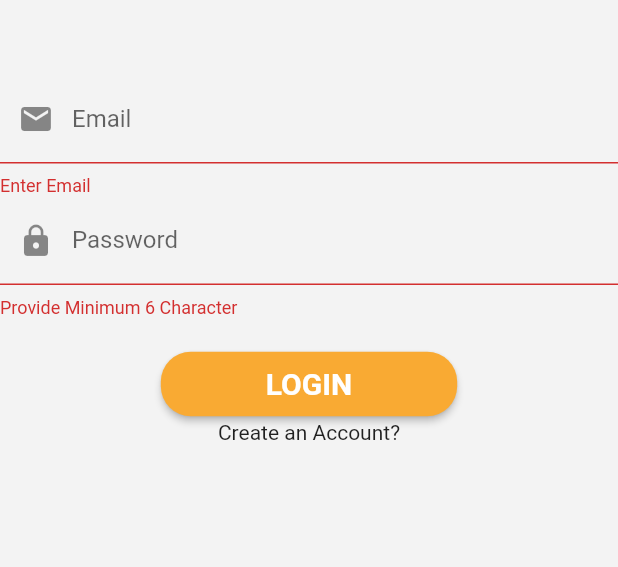
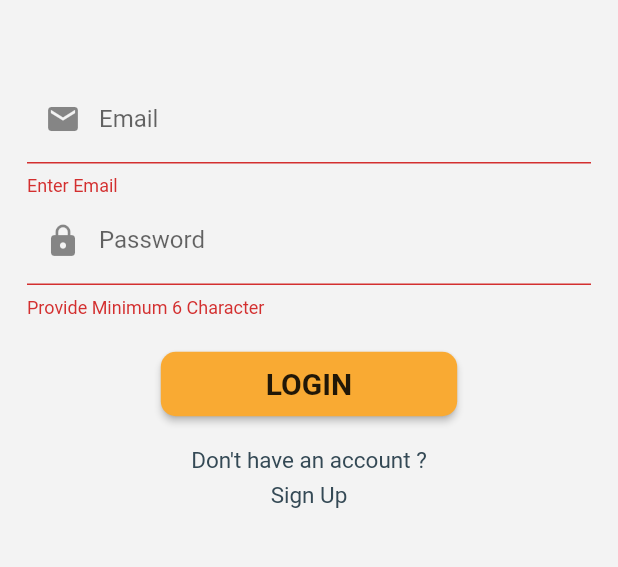
Before and after one commit to c0ding-le8end/vaccination-project, a Flutter app: the screen it shows after launch, after a tap on "LOGIN", on a phone screen of 412 x 824 dp, the part 450-1017 px from its top. Run offline on Flutter 3.47's test engine with Material 2 defaults, Android fonts, the phone set to English and light mode, and no system bars; our stand-ins replace cloud_firestore, firebase_auth, firebase_core, font_awesome_flutter; accounts and stored records are empty.

Commit message:
Font Added

```diff
--- a/lib/main.dart
+++ b/lib/main.dart
@@ -13,7 +13,7 @@ import 'package:vaccination_portal/ui/sign_up.dart';
 
 
 
-
+Color lightGrey=Color(0xFF344955);
 void main() async {
   WidgetsFlutterBinding.ensureInitialized();
   await Firebase.initializeApp();
@@ -65,9 +65,9 @@ class MyApp extends StatelessWidget {
   TextTheme getTextTheme(TextTheme base)
   {
     return base.copyWith(
-       // headline: base.headline1.copyWith(fontWeight: FontWeight.bold,color: Colors.blue),
+       title: base.title.copyWith(color: Colors.blue),
       //  subtitle: base.subtitle1.copyWith(fontSize: 14,fontWeight: FontWeight.bold,color: Colors.red),
-       body1: base.body1.copyWith(fontWeight: FontWeight.bold,color: Color(0xFF232F34),fontFamily:"Lobster"),
+       body1: base.body1.copyWith(fontWeight: FontWeight.bold,color: Color(0xFF232F34),fontFamily:"WorkSans",),
       // body2: base.body2.copyWith(fontWeight: FontWeight.bold,color: Colors.pink,fontFamily:"Lobster"),
         button: base.button.copyWith(letterSpacing: 1,color: Color(0xFF232F34))
     );}
--- a/lib/ui/main screen.dart
+++ b/lib/ui/main screen.dart
@@ -83,8 +83,14 @@ class _SampleState extends State<Sample> {
   Widget build(BuildContext context) {
     return Scaffold(
         appBar: AppBar(
-          title: Text("Vaccine app"),
-
+          title: Text("ProVax",
+              style: TextStyle(
+                  fontFamily: 'WorkSans',
+                  fontWeight: FontWeight.w900,
+                  fontSize: 27,
+                  fontStyle: FontStyle.normal,
+                  letterSpacing: 3)),
+          centerTitle: true,
         ),
         drawer: Drawer(
           child: ListView(
@@ -93,7 +99,6 @@ class _SampleState extends State<Sample> {
                 height: 70,
                 child: DrawerHeader(
                   decoration: BoxDecoration(color: Color(0xFF344955)),
-
                   child: Padding(
                     padding: const EdgeInsets.only(top: 8.0),
                     child: Text(
@@ -107,10 +112,8 @@ class _SampleState extends State<Sample> {
                 ),
               ),
               ListTile(
-                title: Text("Profile",
-                    style: TextStyle(fontSize: 16, color: Colors.red)),
+                title: Text("Profile", style: TextStyle(fontSize: 16)),
                 onTap: () => debugPrint("Test1"),
-
               ),
               // ListTile(
               //   title: Text("Vaccine Info",style: TextStyle(
@@ -130,9 +133,10 @@ class _SampleState extends State<Sample> {
               // ),
               ListTile(
                 title: Text("Logout",
-                    style: TextStyle(fontSize: 16, color: Colors.white)),
+                    style: TextStyle(
+                      fontSize: 16,
+                    )),
                 onTap: signOut,
-
               )
             ],
           ),
@@ -143,7 +147,7 @@ class _SampleState extends State<Sample> {
               if (snapshot.hasData && snapshot.data.data() != null)
                 return userCard(context, snapshot);
               else
-                return CircularProgressIndicator();
+                return Center(child: CircularProgressIndicator());
             })
         //Hospital_View(context,snapshot);
 
@@ -178,13 +182,11 @@ class _SampleState extends State<Sample> {
                 Flexible(
                     child: Padding(
                   padding: const EdgeInsets.all(8.0),
-                  child: Text(
-                    "Account Details",
+                  child: Text("Account Details",
                       style: TextStyle(
                         fontSize: 23,
                         fontWeight: FontWeight.bold,
-                    )
-                  ),
+                      )),
                 ))
               ],
             ),
@@ -239,13 +241,11 @@ class _SampleState extends State<Sample> {
                           child: Row(
                             mainAxisAlignment: MainAxisAlignment.spaceBetween,
                             children: <Widget>[
-                              Text(
-                                "$name ",
+                              Text("$name ",
                                   style: TextStyle(
                                     fontWeight: FontWeight.bold,
                                     fontSize: 20,
-                                )
-                              ),
+                                  )),
                               Icon(
                                   documentFields['details']['gender'] == 'Male'
                                       ? FontAwesomeIcons.male
@@ -338,7 +338,6 @@ class _SampleState extends State<Sample> {
                                                         )));
                                           }
                                         : null,
-
                                     child: Text(
                                         status == 'Not Vaccinated'
                                             ? "Schedule"
@@ -347,8 +346,7 @@ class _SampleState extends State<Sample> {
                                           fontWeight: FontWeight.bold,
                                           fontSize: 18,
                                           //  color: Colors.white),
-                                      )
-                                    ),
+                                        )),
                                     shape: ContinuousRectangleBorder(
                                         borderRadius:
                                             BorderRadius.circular(18)),
@@ -406,19 +404,22 @@ class _SampleState extends State<Sample> {
                                                 context,
                                                 MaterialPageRoute(
                                                     builder: (context) =>
-                                                        Pincode(vaccineType: vaccineType,)));
+                                                        Pincode(
+                                                          vaccineType:
+                                                              vaccineType,
+                                                        )));
                                           },
-
-                                    child: Text(documentFields['Vaccine']
-                                    ['dose2']['status'] ==
-                                        'Fully Vaccinated'?"Scheduled":
-                                      "Schedule",
+                                    child: Text(
+                                        documentFields['Vaccine']['dose2']
+                                                    ['status'] ==
+                                                'Fully Vaccinated'
+                                            ? "Scheduled"
+                                            : "Schedule",
                                         style: TextStyle(
                                           fontWeight: FontWeight.bold,
                                           fontSize: 18,
                                           //    color: Colors.white),
-                                      )
-                                    ),
+                                        )),
                                     shape: ContinuousRectangleBorder(
                                         borderRadius:
                                             BorderRadius.circular(18)),
--- a/lib/ui/sign_in.dart
+++ b/lib/ui/sign_in.dart
@@ -2,6 +2,8 @@ import 'package:flutter/material.dart';
 import 'package:firebase_auth/firebase_auth.dart';
 import 'package:vaccination_portal/ui/main%20screen.dart';
 import 'package:vaccination_portal/ui/sign_up.dart';
+
+import '../main.dart';
 //import 'SignUp.dart';
 
 class Login extends StatefulWidget {
@@ -96,7 +98,9 @@ class _LoginState extends State<Login> {
                       key: _formKey,
                       child: Column(
                         children: <Widget>[
-                          Container(
+                          Padding(
+                            padding: const EdgeInsets.symmetric(horizontal:18.0),
+                            child: Container(
                               child: TextFormField(
                                   validator: (input) {
                                      if (input.isEmpty) return 'Enter Email';
@@ -106,7 +110,10 @@ class _LoginState extends State<Login> {
                                       prefixIcon: Icon(Icons.email)),
                                   onSaved: (input) => _email = input),
                             ),
-                          Container(
+                          ),
+                          Padding(
+                            padding: const EdgeInsets.symmetric(horizontal:18.0),
+                            child: Container(
                               child: TextFormField(
                                   validator: (input) {
                                     if (input.length < 6)
@@ -119,28 +126,39 @@ class _LoginState extends State<Login> {
                                   obscureText: true,
                                   onSaved: (input) => _password = input),
                             ),
+                          ),
                           SizedBox(height: 20),
                           RaisedButton(
                             padding: EdgeInsets.fromLTRB(70, 10, 70, 10),
                             onPressed: login,
                             child: Text('LOGIN',
                                 style: TextStyle(
-                                    color: Colors.white,
                                     fontSize: 20.0,
                                     fontWeight: FontWeight.bold)),
 
                             shape: RoundedRectangleBorder(
-                              borderRadius: BorderRadius.circular(20.0),
+                              borderRadius: BorderRadius.circular(10.0),
                             ),
-                          )
+                          ),
                         ],
                       ),
                     ),
                   ),
                 ),
-                GestureDetector(
-                  child: Text('Create an Account?'),
+                Container(
+                  child: Padding(
+                    padding: const EdgeInsets.only(top:18.0),
+                      child: Text('Don\'t have an account ?',style: TextStyle(fontSize: 15,color: lightGrey)),
+                  ),
+                ),
+                Container(
+                  child: Padding(
+                    padding: const EdgeInsets.only(top:5.0),
+                    child: GestureDetector(
+                      child: Text('Sign Up',style: TextStyle(fontSize: 15,color: lightGrey)),
                       onTap: navigateToSignUp,
+                    ),
+                  ),
                 )
               ],
             ),
```
Also changed, not shown: lib/ui/schedule_screen.dart (+14 -4 lines), lib/ui/vaccine_type.dart (+8 -2 lines), pubspec.yaml (+5 -11 lines), fonts/Roboto-Regular.ttf (added), fonts/WorkSans-Regular.ttf (added), pubspec.lock. Lines whose indentation alone changed are shown as unchanged.
